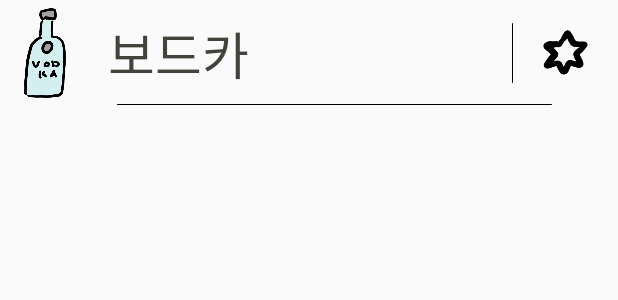
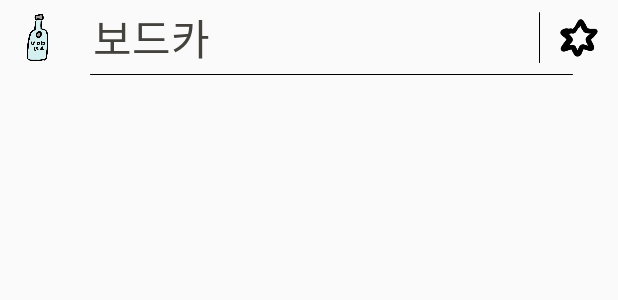
Before and after one commit to imdongye/AlcoholLimiter, an Android app: the layout liquor_list_item.xml on its own in the app's theme, with its tools: preview values and no code run, on a phone screen of 412 x 824 dp. Shown: the top 300 px of the screen. Run offline under Robolectric (Android 15) with nearby library versions, the phone set to English and light mode, and no system bars.

Commit message:
어뎁터 뷰를 사용할때 스크롤뷰속 리스트뷰를 사용하면 동작하지 않음(리스트뷰 단독사용)

```diff
--- a/app/src/main/java/com/example/alcohollimiter/MainActivity.java
+++ b/app/src/main/java/com/example/alcohollimiter/MainActivity.java
@@ -6,6 +6,7 @@ import android.os.Bundle;
 import android.view.Menu;
 import android.view.MenuInflater;
 import android.view.MenuItem;
+import android.widget.Adapter;
 import android.widget.Toast;
 
 import androidx.appcompat.app.ActionBar;
--- a/app/src/main/res/layout/liquor_list_item.xml
+++ b/app/src/main/res/layout/liquor_list_item.xml
@@ -3,32 +3,36 @@
     xmlns:app="http://schemas.android.com/apk/res-auto"
     xmlns:tools="http://schemas.android.com/tools"
     android:layout_width="match_parent"
-    android:layout_height="70dp">
+    android:layout_height="wrap_content">
 
     <ImageView
         android:id="@+id/roundedDashView4"
-        android:layout_width="290dp"
+        android:layout_width="0dp"
         android:layout_height="0.8dp"
+        android:layout_marginRight="30dp"
+        android:layout_marginLeft="60dp"
         android:src="@drawable/bg_border_line"
         app:layout_constraintBottom_toBottomOf="parent"
         app:layout_constraintEnd_toEndOf="parent"
         app:layout_constraintHorizontal_bias="0.638"
-        app:layout_constraintStart_toStartOf="parent" />
+        app:layout_constraintStart_toStartOf="parent"/>
 
     <ImageView
         android:id="@+id/roundedDashView5"
         android:layout_width="0.8dp"
-        android:layout_height="40dp"
-        android:layout_marginEnd="70dp"
+        android:layout_height="0dp"
+        android:layout_marginVertical="8dp"
+        android:layout_marginEnd="52dp"
         android:src="@drawable/bg_border_line"
         app:layout_constraintBottom_toBottomOf="parent"
         app:layout_constraintEnd_toEndOf="parent"
         app:layout_constraintTop_toTopOf="parent" />
 
     <ImageView
+        android:padding="9dp"
         android:id="@+id/liquor_img"
-        android:layout_width="60dp"
-        android:layout_height="60dp"
+        android:layout_width="50dp"
+        android:layout_height="50dp"
         android:src="@drawable/img_bottle_vodka"
         app:layout_constraintBottom_toBottomOf="parent"
         app:layout_constraintStart_toStartOf="parent"
@@ -42,7 +46,7 @@
         android:fontFamily="@font/binggraesamanco"
         android:text="보드카"
         android:textColor="@color/lim_text_black"
-        android:textSize="34dp"
+        android:textSize="28dp"
         app:layout_constraintBottom_toBottomOf="parent"
         app:layout_constraintStart_toEndOf="@+id/liquor_img"
         app:layout_constraintTop_toTopOf="parent"
@@ -50,8 +54,8 @@
 
     <ToggleButton
         android:id="@+id/toggleButton"
-        android:layout_width="30dp"
-        android:layout_height="30dp"
+        android:layout_width="25dp"
+        android:layout_height="25dp"
         android:textOn=""
         android:textOff=""
         android:text=""
```
Also changed, not shown: app/src/main/java/com/example/alcohollimiter/LiquorSelectDialogFragment.java (+46 -13 lines), app/src/main/java/com/example/alcohollimiter/SettingsFragment.java (+14 -0 lines), app/src/main/res/layout/fragment_dialog_liquor_select.xml (+35 -11 lines).
